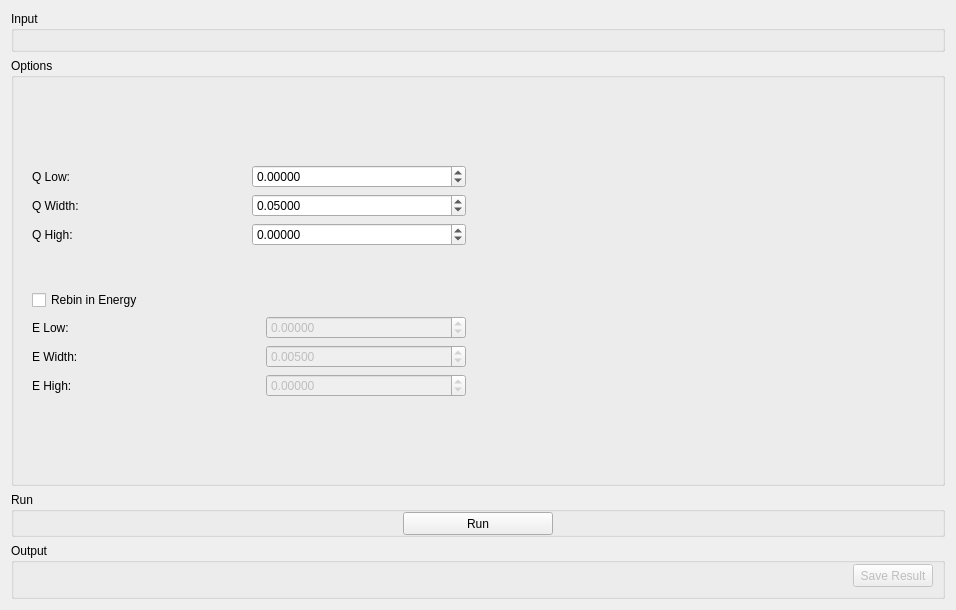
Before: the Qt Designer form qt/scientific_interfaces/Indirect/IndirectSqw.ui in mantidproject/mantid, drawn with Qt 5.
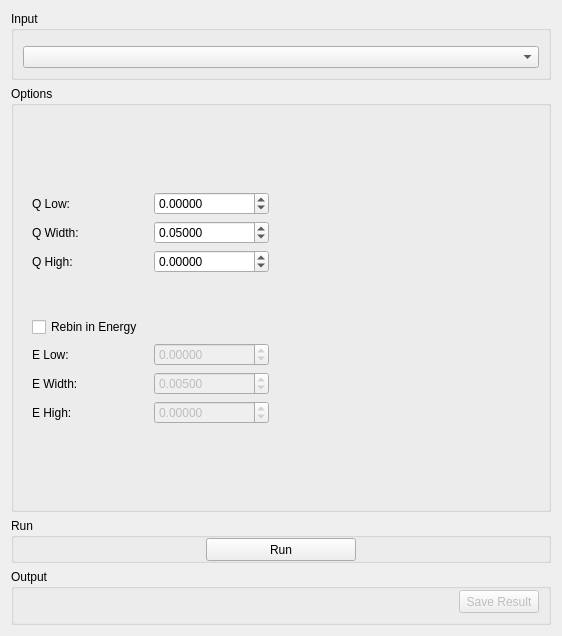
After: the same form once the commit is applied. Custom widgets are drawn as their Qt base class.

Commit message: create IndirectDataManipulation objects

What changed in the file:
```diff
--- a/qt/scientific_interfaces/Indirect/IndirectSqw.ui
+++ b/qt/scientific_interfaces/Indirect/IndirectSqw.ui
@@ -6,8 +6,8 @@
    <rect>
     <x>0</x>
     <y>0</y>
-    <width>956</width>
-    <height>610</height>
+    <width>562</width>
+    <height>636</height>
    </rect>
   </property>
   <property name="minimumSize">
@@ -19,8 +19,8 @@
   <property name="windowTitle">
    <string>Form</string>
   </property>
-  <layout class="QVBoxLayout" name="verticalLayout_23">
-   <item>
+  <layout class="QGridLayout" name="gridLayout_3">
+   <item row="0" column="0">
     <widget class="QGroupBox" name="gbInput">
      <property name="maximumSize">
       <size>
@@ -58,10 +58,32 @@
         </property>
        </widget>
       </item>
+      <item>
+       <widget class="MantidQt::MantidWidgets::IndirectInstrumentConfig" name="iicInstrumentConfiguration">
+        <property name="sizePolicy">
+         <sizepolicy hsizetype="Expanding" vsizetype="Fixed">
+          <horstretch>0</horstretch>
+          <verstretch>0</verstretch>
+         </sizepolicy>
+        </property>
+        <property name="techniques" stdset="0">
+         <stringlist>
+          <string>TOF Indirect Geometry Spectroscopy</string>
+          <string>Reactor Indirect Geometry Spectroscopy</string>
+         </stringlist>
+        </property>
+        <property name="enableDiffraction" stdset="0">
+         <bool>false</bool>
+        </property>
+        <property name="showInstrumentLabel" stdset="0">
+         <bool>false</bool>
+        </property>
+       </widget>
+      </item>
      </layout>
     </widget>
    </item>
-   <item>
+   <item row="1" column="0">
     <widget class="QGroupBox" name="gbOptions">
      <property name="title">
       <string>Options</string>
@@ -405,7 +427,7 @@
      </layout>
     </widget>
    </item>
-   <item>
+   <item row="2" column="0">
     <widget class="QGroupBox" name="groupBox">
      <property name="minimumSize">
       <size>
@@ -477,7 +499,7 @@
      </layout>
     </widget>
    </item>
-   <item>
+   <item row="3" column="0">
     <widget class="QGroupBox" name="sqw_outputOptions">
      <property name="minimumSize">
       <size>
@@ -533,6 +555,11 @@
   </layout>
  </widget>
  <customwidgets>
+  <customwidget>
+   <class>MantidQt::MantidWidgets::IndirectInstrumentConfig</class>
+   <extends>QComboBox</extends>
+   <header>IndirectInstrumentConfig.h</header>
+  </customwidget>
   <customwidget>
    <class>MantidQt::MantidWidgets::DataSelector</class>
    <extends>QWidget</extends>
```
The commit also changes 21 other files.
